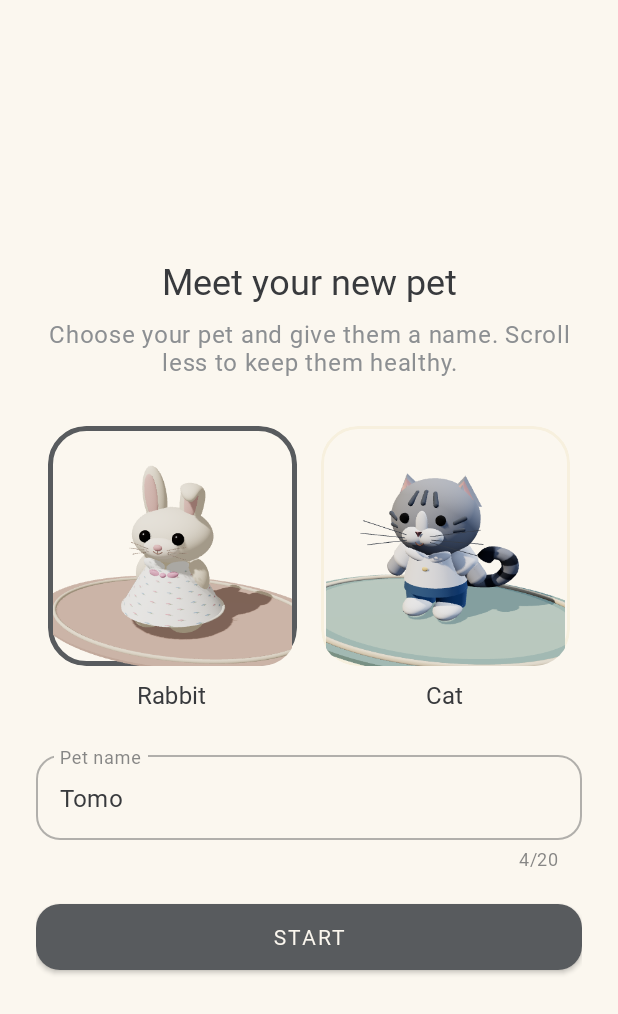
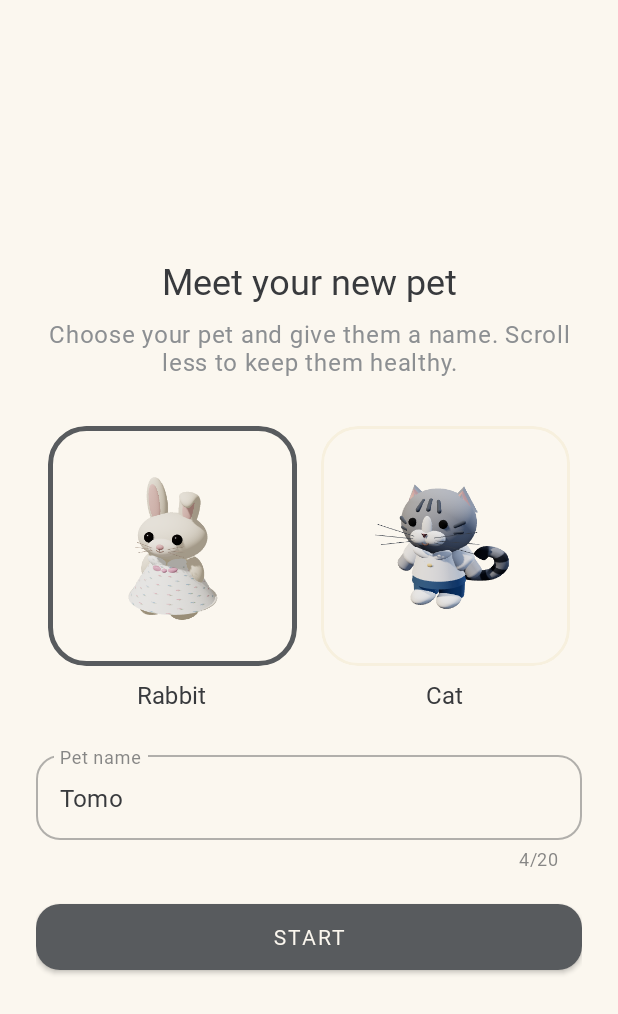
Before and after one commit to Hal0g3n/tomodoom, an Android app: the screen it shows after launch (OnboardingActivity), on a phone screen of 412 x 824 dp. Shown: the top 1014 px of the screen. Run offline under Robolectric (Android 15) with nearby library versions, the phone set to English and light mode, and no system bars; pictures from the network do not load.

Commit message:
fix(onboarding): portraits without the rug
- thumbnails.html hides every mesh outside the pet group (the rug or
  carpet) when rendering the onboarding portraits; regenerated
  thumb_pet_rabbit/cat.png. Item thumbnails are unchanged.
- item_pet_choice.xml fits the portrait with padding instead of
  cropping it.
- CLAUDE.md 5.1 updated.

Co-Authored-By: Claude Opus 5.5 <noreply@anthropic.com>

```diff
--- a/app/src/main/res/layout/item_pet_choice.xml
+++ b/app/src/main/res/layout/item_pet_choice.xml
@@ -19,8 +19,8 @@
         android:background="@drawable/bg_pet_choice"
         android:contentDescription="@null"
         android:importantForAccessibility="no"
-        android:padding="3dp"
-        android:scaleType="centerCrop"
+        android:padding="12dp"
+        android:scaleType="fitCenter"
         tools:src="@drawable/thumb_pet_rabbit" />
 
     <TextView
```
Also changed, not shown: app/src/main/res/drawable-nodpi/thumb_pet_cat.png, app/src/main/res/drawable-nodpi/thumb_pet_rabbit.png, 2 other files.
